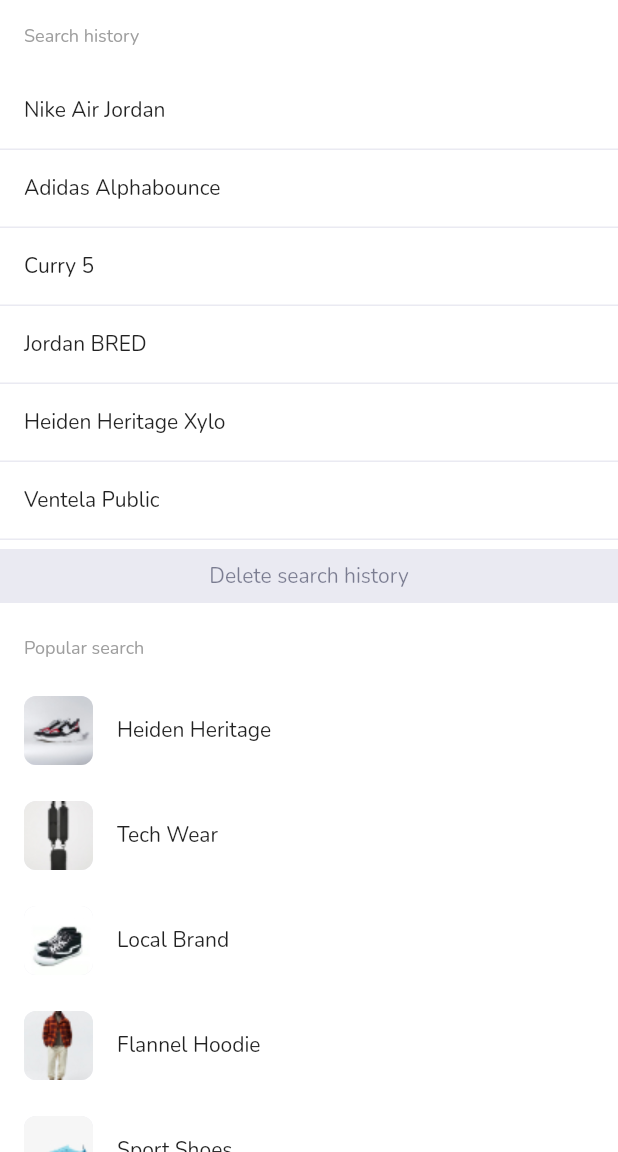
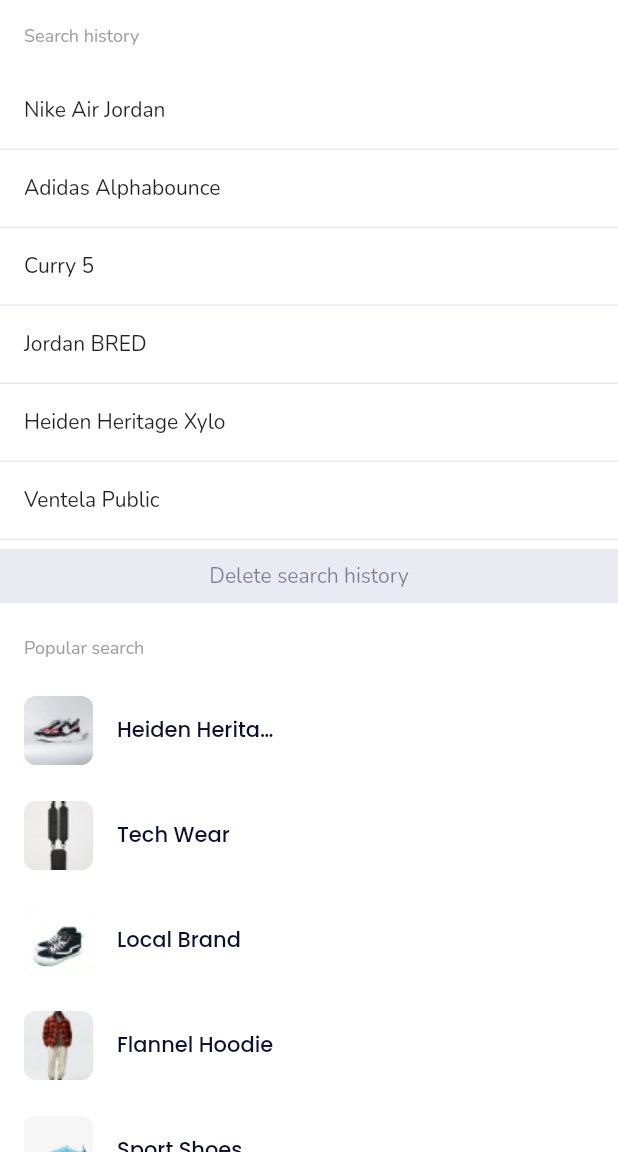
Before and after one commit to Prefix-code/Zynora, a Flutter app: the SearchPage screen opened directly, on a phone screen of 412 x 824 dp, the part 84-1236 px from its top. Run offline on Flutter 3.47's test engine with Material 2 defaults, Android fonts, the phone set to English and light mode, and no system bars; our stand-ins replace flutter_rating_bar, flutter_svg, pin_code_fields, smooth_page_indicator, smooth_star_rating, smooth_star_rating_null_safety; missing offline and left inert: pecahan_rupiah, your_app.

Commit message:
Update popular_search_card.dart

```diff
--- a/lib/views/widgets/popular_search_card.dart
+++ b/lib/views/widgets/popular_search_card.dart
@@ -4,8 +4,13 @@ import 'package:marketky/core/model/Search.dart';
 
 class PopularSearchCard extends StatelessWidget {
   final PopularSearch data;
-  final Function onTap;
-  PopularSearchCard({@required this.data, @required this.onTap});
+  final VoidCallback onTap;
+
+  const PopularSearchCard({
+    Key? key,
+    required this.data,
+    required this.onTap,
+  }) : super(key: key);
 
   @override
   Widget build(BuildContext context) {
@@ -14,23 +19,36 @@ class PopularSearchCard extends StatelessWidget {
       child: Container(
         color: Colors.white,
         width: MediaQuery.of(context).size.width / 2,
-        padding: EdgeInsets.symmetric(horizontal: 16, vertical: 8),
+        padding: const EdgeInsets.symmetric(horizontal: 16, vertical: 8),
         child: Row(
           children: [
+            // Image box
             Container(
               width: 46,
               height: 46,
-              margin: EdgeInsets.only(right: 16),
+              margin: const EdgeInsets.only(right: 16),
               decoration: BoxDecoration(
                 color: AppColor.primarySoft,
                 borderRadius: BorderRadius.circular(8),
                 image: DecorationImage(
-                  image: AssetImage('${data.imageUrl}'),
+                  image: AssetImage(data.imageUrl),
+                  fit: BoxFit.cover, // ✅ better image scaling
                 ),
               ),
             ),
+            // Title
             Expanded(
-              child: Text('${data.title}'),
+              child: Text(
+                data.title,
+                maxLines: 1, // ✅ avoid overflow
+                overflow: TextOverflow.ellipsis,
+                style: const TextStyle(
+                  fontFamily: 'Poppins',
+                  fontWeight: FontWeight.w500,
+                  fontSize: 14,
+                  color: AppColor.secondary,
+                ),
+              ),
             ),
           ],
         ),
```
